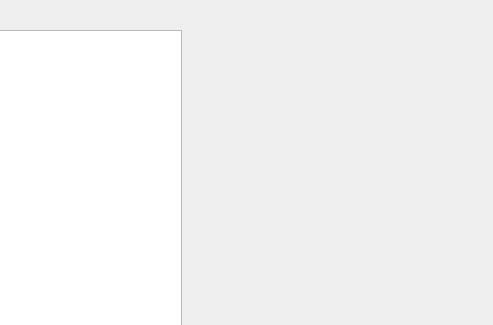
Before: the Qt Designer form chinese_chess/widget.ui in AK47are/chinese-chess, drawn with Qt 5; both pictures show x 360 to 853 and y 0 to 325 of the 853 by 600 pixel window.
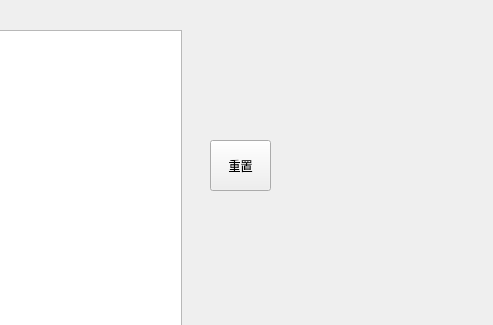
After: the same form once the commit is applied.

Patch:
```diff
--- a/chinese_chess/widget.ui
+++ b/chinese_chess/widget.ui
@@ -23,6 +23,32 @@
     </rect>
    </property>
   </widget>
+  <widget class="QLabel" name="chess_text">
+   <property name="geometry">
+    <rect>
+     <x>560</x>
+     <y>20</y>
+     <width>271</width>
+     <height>61</height>
+    </rect>
+   </property>
+   <property name="text">
+    <string>&lt;html&gt;&lt;head/&gt;&lt;body&gt;&lt;p&gt;&lt;span style=&quot; font-size:14pt; color:#ffffff;&quot;&gt;&lt;br/&gt;&lt;/span&gt;&lt;/p&gt;&lt;/body&gt;&lt;/html&gt;</string>
+   </property>
+  </widget>
+  <widget class="QPushButton" name="reset_chess">
+   <property name="geometry">
+    <rect>
+     <x>570</x>
+     <y>140</y>
+     <width>61</width>
+     <height>51</height>
+    </rect>
+   </property>
+   <property name="text">
+    <string>重置</string>
+   </property>
+  </widget>
  </widget>
  <resources/>
  <connections/>
```
